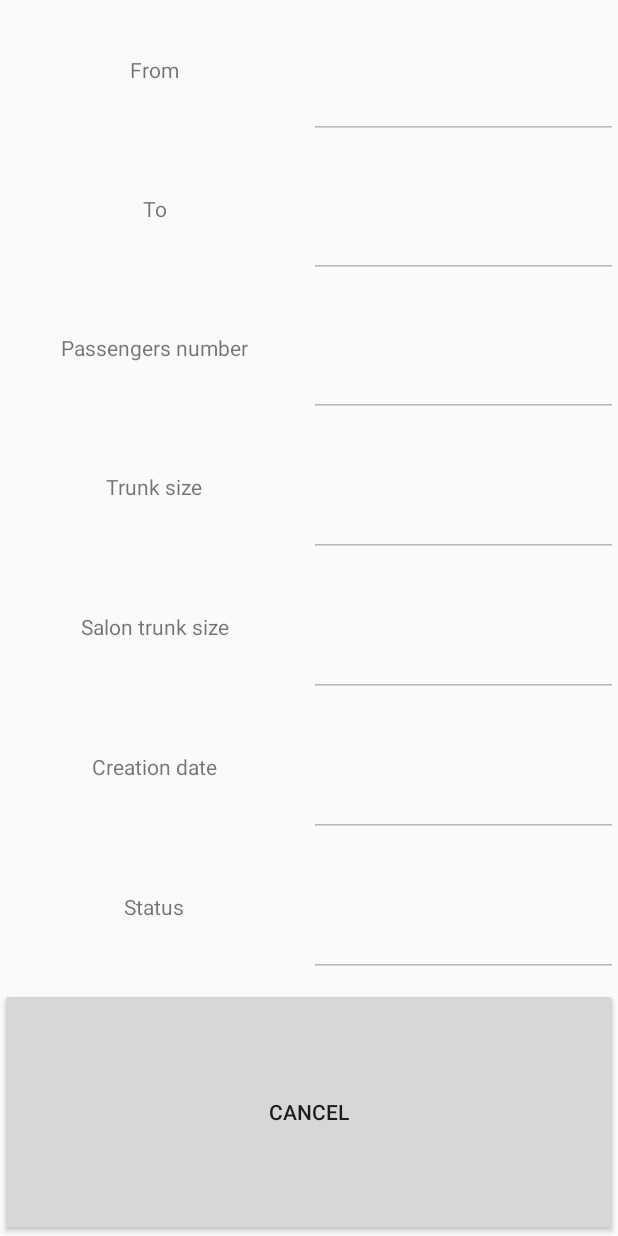
After one commit to Vityoube/MagisterProject, an Android app: the layout activity_client_request_details.xml on its own in the app's theme, with its tools: preview values and no code run, on a phone screen of 412 x 824 dp. The commit adds this screen. Run offline under Robolectric (Android 15) with nearby library versions, the phone set to English and light mode, and no system bars.

Commit message:
Client can cancel the Request on Request Details view.

```diff
--- a/app/src/main/AndroidManifest.xml
+++ b/app/src/main/AndroidManifest.xml
@@ -56,7 +56,9 @@
         <activity android:name=".DriverNewRouteActivity" />
         <activity android:name=".DriverRoutesHistoryActivity" />
         <activity android:name=".DriverRequestDetailsActivity" />
-        <activity android:name=".DriverRequestListActivity"></activity>
+        <activity android:name=".DriverRequestListActivity" />
+        <activity android:name=".ClientRequestDetailsActivity" />
+        <activity android:name=".ClientRequestListActivity"></activity>
     </application>
 
 </manifest>
--- a/app/src/main/java/vkalashnykov/org/busapplication/ClientMainActivity.java
+++ b/app/src/main/java/vkalashnykov/org/busapplication/ClientMainActivity.java
@@ -691,4 +691,9 @@ public class ClientMainActivity extends FragmentActivity
     }
 
 
+    public void goToRequestList(View view) {
+        Intent goToRequestList=new Intent(this,ClientRequestListActivity.class);
+        goToRequestList.putExtra("CLIENT_KEY",userKey);
+        startActivity(goToRequestList);
+    }
 }
--- /dev/null
+++ b/app/src/main/res/layout/activity_client_request_details.xml
@@ -0,0 +1,207 @@
+<?xml version="1.0" encoding="utf-8"?>
+<LinearLayout xmlns:android="http://schemas.android.com/apk/res/android"
+    xmlns:app="http://schemas.android.com/apk/res-auto"
+    xmlns:tools="http://schemas.android.com/tools"
+    android:layout_width="match_parent"
+    android:layout_height="match_parent"
+    tools:context=".ClientRequestDetailsActivity"
+    android:orientation="vertical"
+    android:weightSum="100">
+
+
+    <TableLayout
+        android:layout_width="match_parent"
+        android:layout_height="0dp"
+        android:layout_weight="80"
+        android:weightSum="1">
+
+        <TableRow
+            android:layout_width="match_parent"
+            android:layout_height="0dp"
+            android:layout_weight="0.14">
+
+            <TextView
+                android:id="@+id/fromLabel"
+                android:layout_width="0dp"
+                android:layout_weight="0.5"
+                android:layout_height="match_parent"
+                android:text="@string/from"
+                android:gravity="center"/>
+
+            <EditText
+                android:id="@+id/from"
+                android:layout_width="0dp"
+                android:layout_height="match_parent"
+                android:layout_weight="0.5"
+                android:ems="10"
+                android:inputType="textPersonName"
+                android:text=""
+                android:enabled="false"
+                android:gravity="center"/>
+        </TableRow>
+
+        <TableRow
+            android:layout_width="match_parent"
+            android:layout_height="0dp"
+            android:layout_weight="0.14">
+
+            <TextView
+                android:id="@+id/toLabel"
+                android:layout_width="0dp"
+                android:layout_weight="0.5"
+                android:layout_height="match_parent"
+                android:text="@string/to"
+                android:gravity="center"/>
+
+            <EditText
+                android:id="@+id/to"
+                android:layout_width="0dp"
+                android:layout_height="match_parent"
+                android:layout_weight="0.5"
+                android:ems="10"
+                android:inputType="textPersonName"
+                android:text=""
+                android:enabled="false"
+                android:gravity="center"/>
+        </TableRow>
+
+        <TableRow
+            android:layout_width="match_parent"
+            android:layout_height="0dp"
+            android:layout_weight="0.14">
+            <TextView
+                android:id="@+id/passengersLabel"
+                android:layout_width="0dp"
+                android:layout_weight="0.5"
+                android:layout_height="match_parent"
+                android:text="@string/passengers"
+                android:gravity="center"/>
+
+            <EditText
+                android:id="@+id/passengers"
+                android:layout_width="0dp"
+                android:layout_height="match_parent"
+                android:layout_weight="0.5"
+                android:ems="10"
+                android:inputType="textPersonName"
+                android:text=""
+                android:enabled="false"
+                android:gravity="center"/>
+        </TableRow>
+
+        <TableRow
+            android:layout_width="match_parent"
+            android:layout_height="0dp"
+            android:layout_weight="0.14">
+            <TextView
+                android:id="@+id/trunkLabel"
+                android:layout_width="0dp"
+                android:layout_weight="0.5"
+                android:layout_height="match_parent"
+                android:text="@string/trunkSize"
+                android:gravity="center"/>
+
+            <EditText
+                android:id="@+id/trunk"
+                android:layout_width="0dp"
+                android:layout_height="match_parent"
+                android:layout_weight="0.5"
+                android:ems="10"
+                android:inputType="textPersonName"
+                android:text=""
+                android:enabled="false"
+                android:gravity="center"/>
+        </TableRow>
+
+        <TableRow
+            android:layout_width="match_parent"
+            android:layout_height="0dp"
+            android:layout_weight="0.14">
+            <TextView
+                android:id="@+id/salonTrunkLabel"
+                android:layout_width="0dp"
+                android:layout_weight="0.5"
+                android:layout_height="match_parent"
+                android:text="@string/salonTrunk"
+                android:gravity="center"/>
+
+            <EditText
+                android:id="@+id/salonTrunk"
+                android:layout_width="0dp"
+                android:layout_height="match_parent"
+                android:layout_weight="0.5"
+                android:ems="10"
+                android:inputType="textPersonName"
+                android:text=""
+                android:enabled="false"
+                android:gravity="center"/>
+        </TableRow>
+
+        <TableRow
+            android:layout_width="match_parent"
+            android:layout_height="0dp"
+            android:layout_weight="0.14">
+            <TextView
+                android:id="@+id/creationDateLabel"
+                android:layout_width="0dp"
+                android:layout_weight="0.5"
+                android:layout_height="match_parent"
+                android:text="@string/creation_date"
+                android:gravity="center"/>
+
+            <EditText
+                android:id="@+id/creationDate"
+                android:layout_width="0dp"
+                android:layout_height="match_parent"
+                android:layout_weight="0.5"
+                android:ems="10"
+                android:inputType="textPersonName"
+                android:text=""
+                android:enabled="false"
+                android:gravity="center"/>
+
+        </TableRow>
+
+        <TableRow
+            android:layout_width="match_parent"
+            android:layout_height="0dp"
+            android:layout_weight="0.14">
+            <TextView
+                android:id="@+id/statusLabel"
+                android:layout_width="0dp"
+                android:layout_weight="0.5"
+                android:layout_height="match_parent"
+                android:text="@string/status"
+                android:gravity="center"/>
+
+            <EditText
+                android:id="@+id/status"
+                android:layout_width="0dp"
+                android:layout_height="match_parent"
+                android:layout_weight="0.5"
+                android:ems="10"
+                android:inputType="textPersonName"
+                android:text=""
+                android:enabled="false"
+                android:gravity="center"/>
+        </TableRow>
+    </TableLayout>
+    <LinearLayout
+        android:layout_width="match_parent"
+        android:layout_height="0dp"
+        android:layout_weight="20"
+        android:orientation="horizontal"
+        android:id="@+id/requestManagementPanel">
+
+
+        <Button
+            android:id="@+id/cancelButton"
+            android:layout_width="0dp"
+            android:layout_height="match_parent"
+            android:layout_weight="1"
+            android:text="@string/cancel"
+            android:onClick="cancelRequest"/>
+
+
+    </LinearLayout>
+</LinearLayout>
```
Also changed, not shown: app/src/main/java/vkalashnykov/org/busapplication/ClientCreateRequestActivity.java (+4 -4 lines), app/src/main/java/vkalashnykov/org/busapplication/ClientRequestDetailsActivity.java (added, +71 -0 lines), app/src/main/java/vkalashnykov/org/busapplication/ClientRequestListActivity.java (added, +103 -0 lines), app/src/main/res/layout/activity_client_main.xml (+9 -2 lines), app/src/main/res/layout/activity_client_request_list.xml (added, +16 -0 lines).
